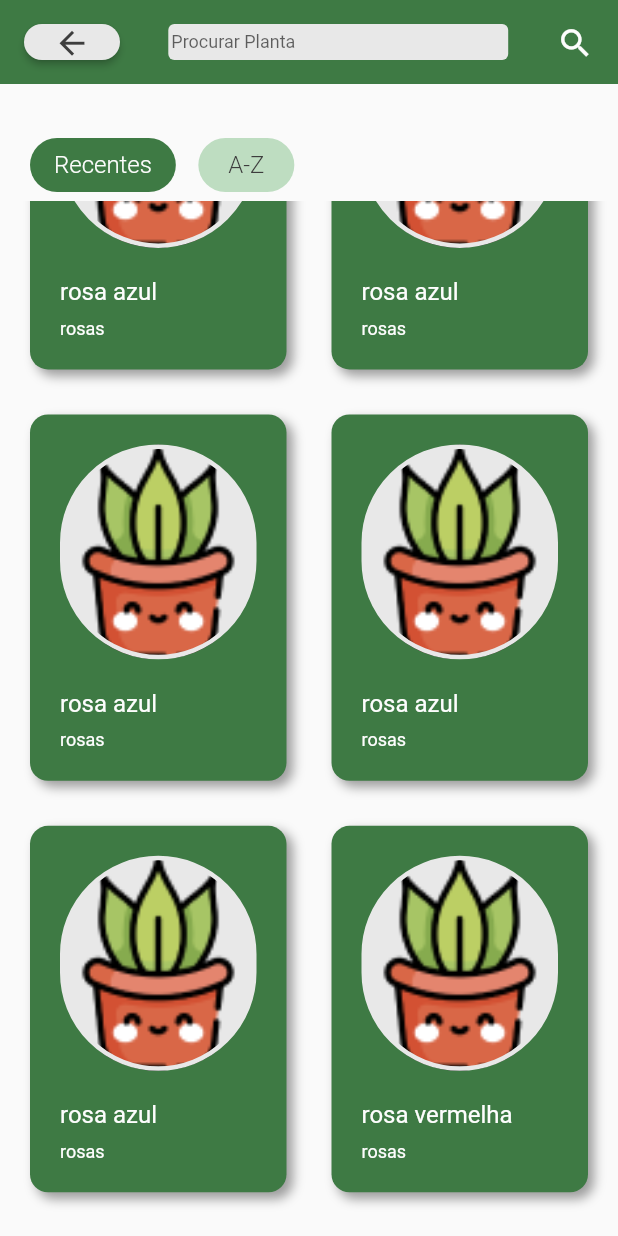
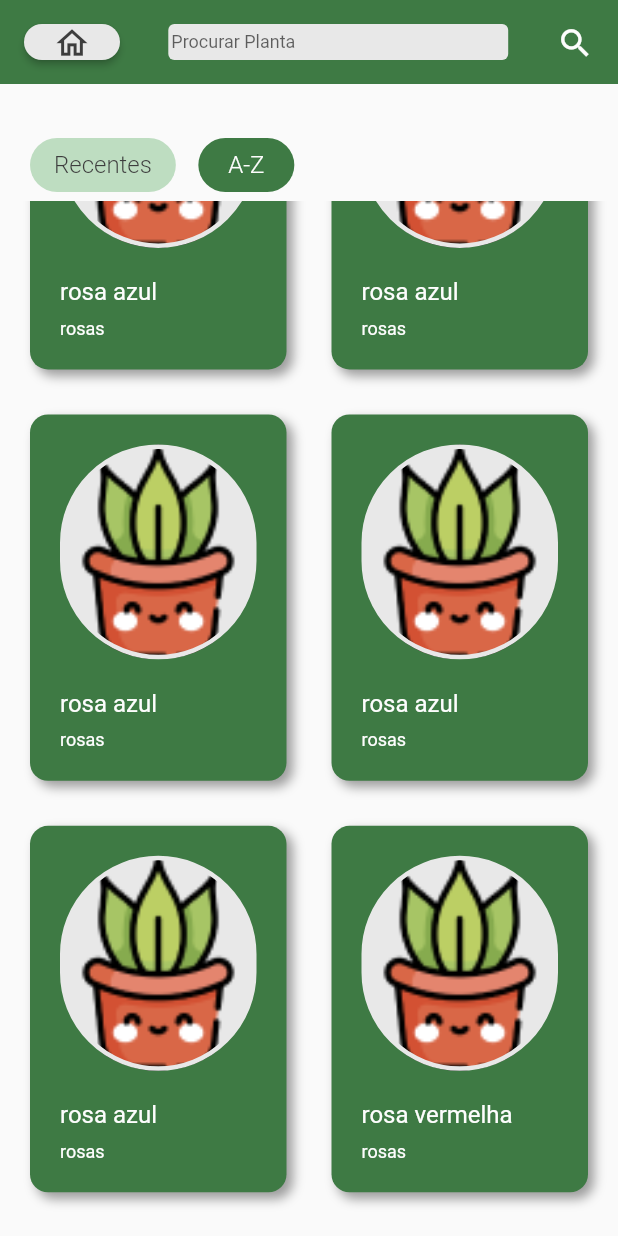
Before and after one commit to karoldm/myplants, a Flutter app: the screen it shows after launch, scrolled down 162 dp, after a tap on "A-Z", on a phone screen of 412 x 824 dp. Run offline on Flutter 3.47's test engine with Material 2 defaults, Android fonts, the phone set to English and light mode, and no system bars.

Commit message:
order plants

```diff
--- a/lib/screens/myplants/MyPlantsScreen.dart
+++ b/lib/screens/myplants/MyPlantsScreen.dart
@@ -19,7 +19,7 @@ class _MyPlantsScreenState extends State<MyPlantsScreen> {
   List<Plant> plants = [
     const Plant(
         id: 0,
-        especie: 'rosa azul',
+        especie: 'rosa vermelha',
         category: 'rosas',
         photoPath: 'assets/images/defaultPlantImage.png',
         sun: 3,
@@ -64,7 +64,7 @@ class _MyPlantsScreenState extends State<MyPlantsScreen> {
         daysWater: []),
     const Plant(
         id: 6,
-        especie: 'rosa vermelha',
+        especie: 'rosa azul',
         category: 'rosas',
         photoPath: 'assets/images/defaultPlantImage.png',
         sun: 3,
@@ -74,6 +74,16 @@ class _MyPlantsScreenState extends State<MyPlantsScreen> {
   ];
 
   List<Plant> plantsToDisplay = [];
+
+  final Map<String, dynamic> themeRecentes = {
+    'background': ColorThemes.darkGreen,
+    'fontColor': ColorThemes.light
+  };
+
+  final Map<String, dynamic> themeAZ = {
+    'background': ColorThemes.lightGreen,
+    'fontColor': ColorThemes.dark
+  };
 
   @override
   void initState() {
@@ -102,7 +112,7 @@ class _MyPlantsScreenState extends State<MyPlantsScreen> {
                             shape: const StadiumBorder(),
                             backgroundColor: ColorThemes.grey),
                         onPressed: back,
-                        child: const Icon(Icons.arrow_back,
+                        child: const Icon(Icons.home_outlined,
                             color: ColorThemes.dark, size: 25)),
                     Container(
                       padding: const EdgeInsets.only(left: 2),
@@ -152,18 +162,29 @@ class _MyPlantsScreenState extends State<MyPlantsScreen> {
                 Padding(
                   padding: const EdgeInsets.fromLTRB(20, 30, 0, 0),
                   child: ElevatedButton(
-                    onPressed: () {},
+                    onPressed: () {
+                      setState(() {
+                        themeRecentes['background'] = ColorThemes.darkGreen;
+                        themeRecentes['fontColor'] = ColorThemes.light;
+                        themeAZ['background'] = ColorThemes.lightGreen;
+                        themeAZ['fontColor'] = ColorThemes.dark;
+                        plantsToDisplay.clear();
+                        for (var p in plants) {
+                          plantsToDisplay.add(p);
+                        }
+                      });
+                    },
                     style: ElevatedButton.styleFrom(
                       elevation: 0,
                       padding: const EdgeInsets.symmetric(
                           vertical: 0, horizontal: 16),
-                      backgroundColor: ColorThemes.darkGreen,
+                      backgroundColor: themeRecentes['background'],
                       shape: const StadiumBorder(),
                     ),
-                    child: const Text(
+                    child: Text(
                       'Recentes',
                       style: TextStyle(
-                          color: ColorThemes.light,
+                          color: themeRecentes['fontColor'],
                           fontSize: 16,
                           fontWeight: FontWeight.w300),
                     ),
@@ -172,18 +193,33 @@ class _MyPlantsScreenState extends State<MyPlantsScreen> {
                 Padding(
                   padding: const EdgeInsets.fromLTRB(15, 30, 0, 0),
                   child: ElevatedButton(
-                    onPressed: () {},
+                    onPressed: () {
+                      setState(() {
+                        themeRecentes['background'] = ColorThemes.lightGreen;
+                        themeRecentes['fontColor'] = ColorThemes.dark;
+                        themeAZ['background'] = ColorThemes.darkGreen;
+                        themeAZ['fontColor'] = ColorThemes.light;
+
+                        plantsToDisplay.clear();
+                        for (var p in plants) {
+                          plantsToDisplay.add(p);
+                        }
+
+                        plantsToDisplay
+                            .sort((p1, p2) => p1.especie.compareTo(p2.especie));
+                      });
+                    },
                     style: ElevatedButton.styleFrom(
                       elevation: 0,
                       padding: const EdgeInsets.symmetric(
                           vertical: 0, horizontal: 16),
-                      backgroundColor: ColorThemes.lightGreen,
+                      backgroundColor: themeAZ['background'],
                       shape: const StadiumBorder(),
                     ),
-                    child: const Text(
+                    child: Text(
                       'A-Z',
                       style: TextStyle(
-                          color: ColorThemes.dark,
+                          color: themeAZ['fontColor'],
                           fontSize: 16,
                           fontWeight: FontWeight.w300),
                     ),
```
